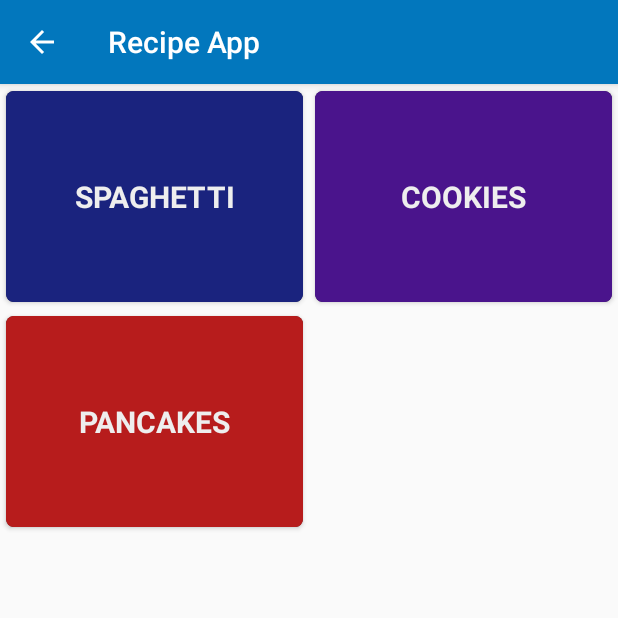
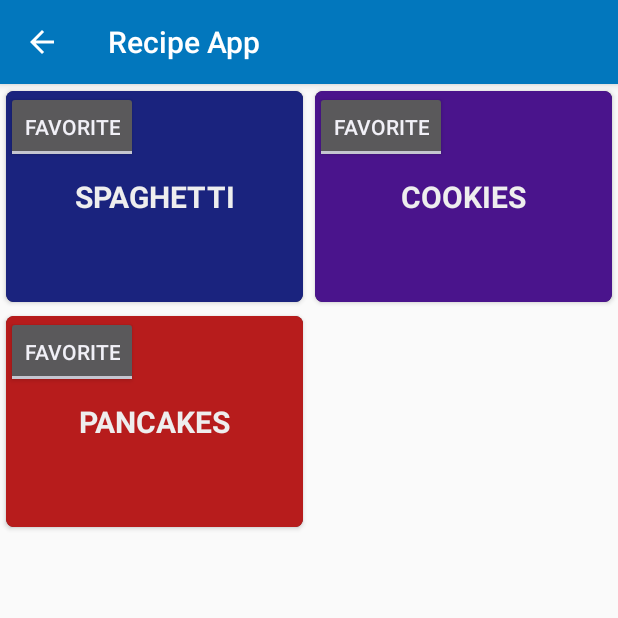
Before and after one commit to KromerSifter1997/Recipe-App, an Android app: the screen it shows after launch (SubjectActivity), on a phone screen of 412 x 824 dp, the top half of it. Run offline under Robolectric (Android 15) with nearby library versions, the phone set to English and light mode, and no system bars.

Commit message:
Added Favorites Button

```diff
--- a/app/src/main/res/layout/recycler_view_items.xml
+++ b/app/src/main/res/layout/recycler_view_items.xml
@@ -7,6 +7,7 @@
     android:layout_height="150dp"
     card_view:cardCornerRadius="5dp"
     card_view:cardUseCompatPadding="true">
+<!--PUT ANYTHING YOU WANT INSIDE EACH CARD IN HERE-->
 
     <TextView
         android:id="@+id/subject_text_view"
@@ -17,4 +18,13 @@
         android:layout_gravity="center"
         android:gravity="center" />
 
+    <ToggleButton
+        android:id="@+id/toggleButton"
+        android:layout_width="wrap_content"
+        android:layout_height="wrap_content"
+        android:text="@string/cardfavoritebutton"
+        android:textOff="@string/favorite"
+        android:textOn="@string/cardUnfavoriteButton" />
+
+
 </androidx.cardview.widget.CardView>
--- a/app/src/main/res/values/strings.xml
+++ b/app/src/main/res/values/strings.xml
@@ -10,4 +10,6 @@
     <string name="cancel">Cancel</string>
     <string name="favoriteRecipes">Open Favorite</string>
     <string name="stepNumber">(Step %2$d of %3$d)</string>
+    <string name="cardfavoritebutton">Favoriterbutton</string>
+    <string name="cardUnfavoriteButton">Unfavorite</string>
 </resources>
```
Also changed, not shown: app/src/main/res/menu/question_menu.xml (+7 -0 lines).
